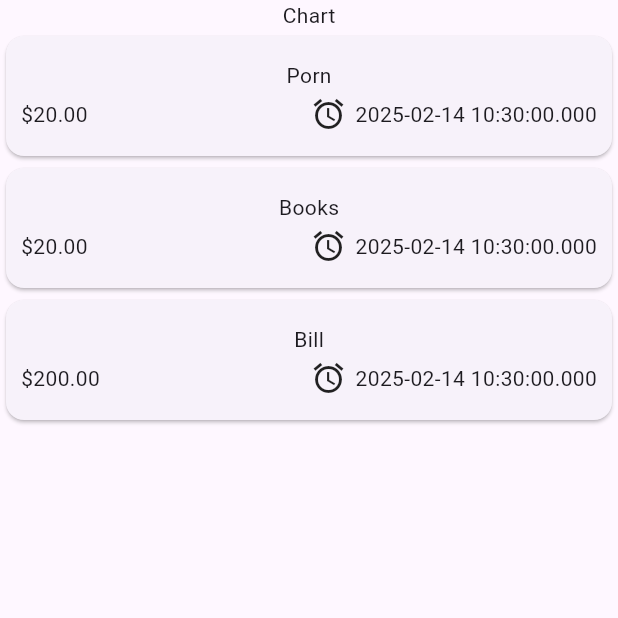
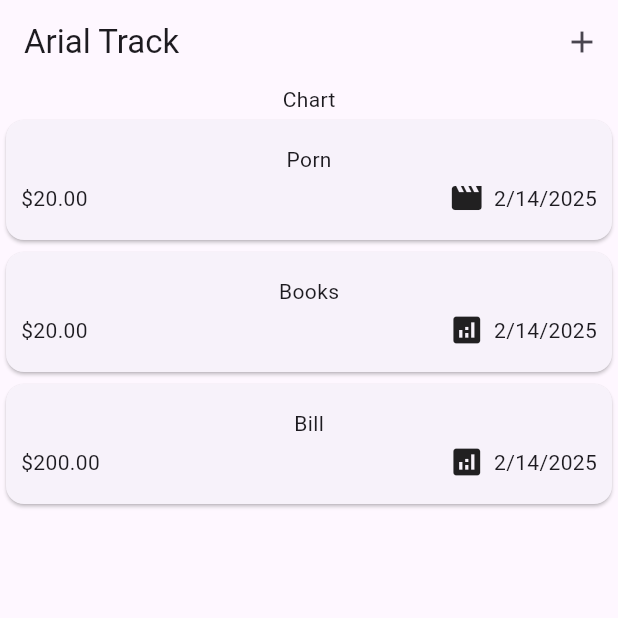
Before and after one commit to Quduis/EXPENSESAPP, a Flutter app: the screen it shows after launch, on a phone screen of 412 x 824 dp, the top half of it. Run offline on Flutter 3.47's test engine with Material 3 defaults, Android fonts, the phone set to English and light mode, and no system bars.

Commit message:
Using Icon % Intl formatter

```diff
--- a/expenses_app/lib/models/expense.dart
+++ b/expenses_app/lib/models/expense.dart
@@ -1,8 +1,20 @@
+import 'package:flutter/material.dart';
 import 'package:uuid/uuid.dart';
+import 'package:intl/intl.dart';
+
+final formatter = DateFormat.yMd();
 
 const uuid = Uuid(); // package for ID
 
 enum Category { food, travel, leisure, work, other }
+
+const categoryIcons = {
+  Category.food: Icons.lunch_dining,
+  Category.travel: Icons.travel_explore,
+  Category.leisure: Icons.movie,
+  Category.work: Icons.work,
+  Category.other: Icons.analytics,
+};
 
 class Expense {
   Expense({
@@ -17,4 +29,10 @@ class Expense {
   final String id;
   final DateTime date;
   final Category category;
+
+  // you add a method to class. Example
+
+  String get formmattedDate {
+    return formatter.format(date);
+  }
 }
--- a/expenses_app/lib/widgets/expenses.dart
+++ b/expenses_app/lib/widgets/expenses.dart
@@ -16,7 +16,7 @@ class _ExpensesState extends State<Expenses> {
       title: 'Porn',
       amount: 20.00,
       date: DateTime.now(),
-      category: Category.work,
+      category: Category.leisure,
     ),
     Expense(
       title: 'Books',
@@ -28,12 +28,21 @@ class _ExpensesState extends State<Expenses> {
       title: 'Bill',
       amount: 200.00,
       date: DateTime.now(),
-      category: Category.leisure,
+      category: Category.other,
     ),
   ];
   @override
   Widget build(BuildContext context) {
     return Scaffold(
+      appBar: AppBar(
+        title: Text('Arial Track'),
+        actions: [
+          IconButton(
+            onPressed: () {},
+            icon: Icon(Icons.add),
+          )
+        ],
+      ),
       body: Column(
         children: [
           Text('Chart'),
--- a/expenses_app/lib/widgets/expenses_list/expense_item.dart
+++ b/expenses_app/lib/widgets/expenses_list/expense_item.dart
@@ -29,10 +29,10 @@ class ExpenseItem extends StatelessWidget {
                 const Spacer(),
                 Row(
                   children: [
-                    const Icon(Icons.alarm),
+                    Icon(categoryIcons[expense.category]),
                     const SizedBox(width: 6),
                     Text(
-                      expense.date.toString(),
+                      expense.formmattedDate,
                     ),
                   ],
                 ), //
--- a/expenses_app/pubspec.yaml
+++ b/expenses_app/pubspec.yaml
@@ -9,6 +9,7 @@ environment:
 dependencies:
   flutter:
     sdk: flutter
+  intl: ^0.20.2
   uuid: ^4.5.1
 
 dev_dependencies:
```
Also changed, not shown: expenses_app/lib/main.dart (+4 -6 lines), expenses_app/pubspec.lock.
